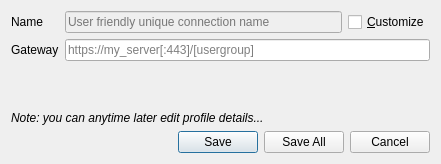
The window that src/dialog/NewProfileDialog.ui (openconnect/openconnect-gui) describes before a commit, drawn with Qt 5.
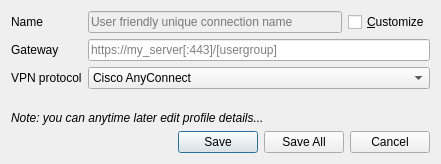
The same window after the commit.

Commit message: VPN protocol selection on quick profile setup dialog

```diff
--- a/src/dialog/NewProfileDialog.ui
+++ b/src/dialog/NewProfileDialog.ui
@@ -76,6 +76,36 @@
        </property>
       </widget>
      </item>
+     <item row="2" column="0">
+      <widget class="QLabel" name="protocolLabel">
+       <property name="text">
+        <string>VPN protocol</string>
+       </property>
+       <property name="buddy">
+        <cstring>protocolComboBox</cstring>
+       </property>
+      </widget>
+     </item>
+     <item row="2" column="1">
+      <widget class="QComboBox" name="protocolComboBox">
+       <property name="sizePolicy">
+        <sizepolicy hsizetype="MinimumExpanding" vsizetype="Fixed">
+         <horstretch>0</horstretch>
+         <verstretch>0</verstretch>
+        </sizepolicy>
+       </property>
+       <item>
+        <property name="text">
+         <string>Cisco AnyConnect</string>
+        </property>
+       </item>
+       <item>
+        <property name="text">
+         <string>Juniper Network Connect</string>
+        </property>
+       </item>
+      </widget>
+     </item>
     </layout>
    </item>
    <item>
```
Left out of the diff: 1 changed line with no effect on the pictures. The commit also changes 1 other file.
